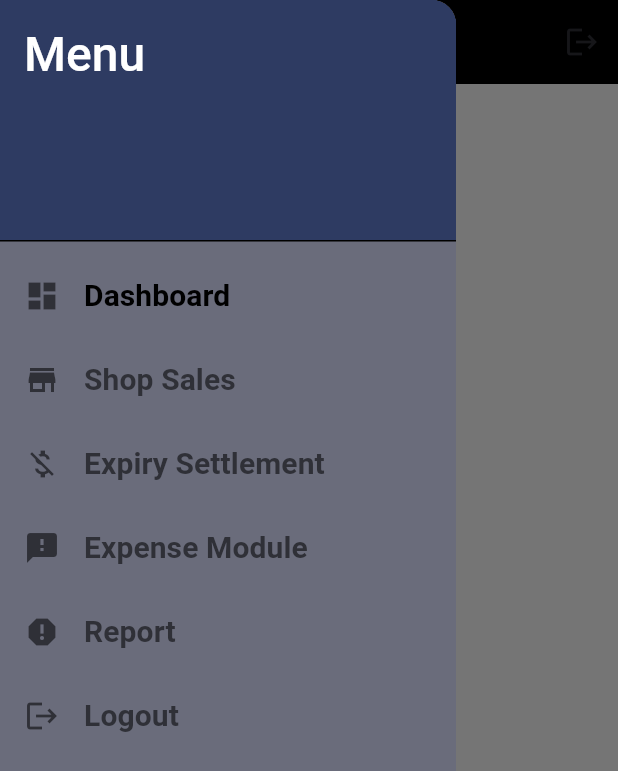
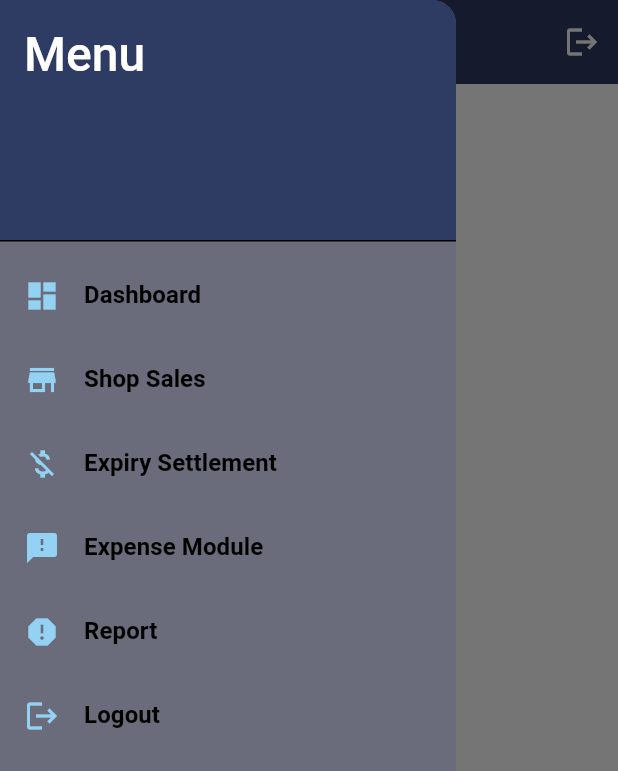
Before and after one commit to ganeshnitalikar/Om-Enterprise-, a Flutter app: the DriverDashboard screen opened by its route, with the side drawer open, on a phone screen of 412 x 824 dp. Shown: the top 771 px of the screen. Run offline on Flutter 3.47's test engine with Material 3 defaults, Android fonts, the light colour scheme and no system bars; our stand-ins replace dio, get, google_fonts, image_picker, shared_preferences; accounts and stored records are empty.

Commit message:
Code Merged

```diff
--- a/lib/Controllers/Driver/driver_dashboard_controller.dart
+++ b/lib/Controllers/Driver/driver_dashboard_controller.dart
@@ -20,6 +20,10 @@ class DriverDashboardController extends GetxController {
   void onInit() {
     if (sharedPrefs.getEmpId() != 0) {
       fetchDriverDetails(sharedPrefs.getEmpId());
+      print("Driver ID: ${sharedPrefs.getEmpId()}");
+      print("Assign Id : $assignId");
+      print(assignId.value);
+      print("Assign Id : ${sharedPrefs.getAssignId()}");
     }
     super.onInit();
   }
--- a/lib/Controllers/Driver/driver_expense_controller.dart
+++ b/lib/Controllers/Driver/driver_expense_controller.dart
@@ -13,12 +13,14 @@ class DriverExpenseController extends GetxController {
     int createdBy = sharedPrefs.getEmpId();
     print('assignVehicleId: $assignVehicleId');
     print('createdBy: $createdBy');
+
     var requestBody = {
       "assignVehicleId": {"id": assignVehicleId},
       "expenseAmount": amount.value,
       "reason": details.value,
       "createdBy": createdBy
     };
+    print(requestBody);
     try {
       var response = await http.post(
         Uri.parse(
--- a/lib/Controllers/Driver/shop_sales_controller.dart
+++ b/lib/Controllers/Driver/shop_sales_controller.dart
@@ -243,7 +243,7 @@ class ShopSalesController extends GetxController {
     try {
       final response = await http.post(
         Uri.parse(
-            'http://139.59.7.147:7071/driverOperations/saveDriverExpenseAmount'),
+            'http://139.59.7.147:7071/driverOperations/saveShopSaleByDriver'),
         headers: {
           'accept': '*/*',
           'Content-Type': 'application/json',
--- a/lib/Screens/Driver/driver_dashboard_screen.dart
+++ b/lib/Screens/Driver/driver_dashboard_screen.dart
@@ -1,6 +1,7 @@
 import 'package:flutter/material.dart';
 import 'package:get/get.dart';
 import 'package:om/Controllers/Driver/driver_dashboard_controller.dart';
+import 'package:om/Services/api_service.dart';
 import 'package:om/Services/shared_preferences_service.dart';
 
 class DriverDashboard extends StatelessWidget {
@@ -15,40 +16,49 @@ class DriverDashboard extends StatelessWidget {
     return Scaffold(
       backgroundColor: Get.theme.colorScheme.background,
       appBar: AppBar(
-        backgroundColor: Get.theme.colorScheme.onBackground,
+        backgroundColor: Get.theme.colorScheme.primary,
         title: const Text(
-          "Dashboard",
+          "Driver Dashboard",
           style: TextStyle(
-            fontSize: 22,
+            fontSize: 24,
             fontWeight: FontWeight.bold,
+            color: Colors.white,
           ),
         ),
         actions: [
           IconButton(
-            icon: const Icon(Icons.logout),
+            icon: const Icon(Icons.logout, color: Colors.white),
             onPressed: () {
               Get.dialog(Dialog(
+                shape: RoundedRectangleBorder(
+                    borderRadius: BorderRadius.circular(10)),
                 child: Container(
                   padding: const EdgeInsets.all(16),
                   child: Column(
                     mainAxisSize: MainAxisSize.min,
                     children: [
-                      const Text("Are you sure you want to logout?"),
+                      const Text("Are you sure you want to logout?",
+                          style: TextStyle(fontSize: 18)),
                       const SizedBox(height: 16),
                       Row(
                         mainAxisAlignment: MainAxisAlignment.spaceEvenly,
                         children: [
                           ElevatedButton(
                             onPressed: () {
-                              sharedPrefs.clearPreferences();
-                              Get.offAllNamed('/');
+                              APIService().logout();
                             },
+                            style: ElevatedButton.styleFrom(
+                              backgroundColor: Colors.redAccent,
+                            ),
                             child: const Text("Yes"),
                           ),
                           ElevatedButton(
                             onPressed: () {
                               Get.back();
                             },
+                            style: ElevatedButton.styleFrom(
+                              backgroundColor: Colors.blueGrey,
+                            ),
                             child: const Text("No"),
                           ),
                         ],
@@ -61,7 +71,61 @@ class DriverDashboard extends StatelessWidget {
           ),
         ],
       ),
-      drawer: Drawer(
+      drawer: _buildDrawer(),
+      body: Obx(() {
+        if (controller.isLoading.value) {
+          return const Center(child: CircularProgressIndicator());
+        }
+        return Padding(
+          padding: const EdgeInsets.all(16.0),
+          child: Column(
+            crossAxisAlignment: CrossAxisAlignment.start,
+            children: [
+              Center(
+                child: Column(
+                  mainAxisAlignment: MainAxisAlignment.center,
+                  crossAxisAlignment: CrossAxisAlignment.center,
+                  children: [
+                    Row(
+                      mainAxisAlignment: MainAxisAlignment.center,
+                      children: [
+                        const Text("Welcome, ", style: TextStyle(fontSize: 20)),
+                        Text(controller.name.value,
+                            style: const TextStyle(
+                                fontSize: 20, fontWeight: FontWeight.bold)),
+                      ],
+                    ),
+                    Row(
+                      mainAxisAlignment: MainAxisAlignment.center,
+                      children: [
+                        const Text(
+                          "Route Name: ",
+                          style: TextStyle(fontSize: 20),
+                        ),
+                        Flexible(
+                          child: Text(
+                            controller.routeName.value,
+                            style: const TextStyle(
+                                fontSize: 20, fontWeight: FontWeight.bold),
+                            overflow: TextOverflow.ellipsis,
+                          ),
+                        ),
+                      ],
+                    ),
+                  ],
+                ),
+              ),
+              const SizedBox(height: 20),
+              _buildDashboardCards(),
+            ],
+          ),
+        );
+      }),
+    );
+  }
+
+  Widget _buildDrawer() {
+    return Drawer(
       child: ListView(
         padding: EdgeInsets.zero,
         children: <Widget>[
@@ -71,18 +135,16 @@ class DriverDashboard extends StatelessWidget {
             ),
             child: Text('Menu',
                 style: Get.theme.textTheme.headlineLarge!
-                      .copyWith(color: Get.theme.colorScheme.onPrimary)),
+                    .copyWith(color: Colors.white)),
           ),
-            ListTile(
-              leading: const Icon(Icons.dashboard),
-              title: Text('Dashboard',
-                  style: Get.theme.textTheme.bodyLarge!
-                      .copyWith(color: Get.theme.colorScheme.tertiary)),
+          _buildDrawerItem(
+            icon: Icons.dashboard,
+            text: 'Dashboard',
             onTap: () {},
           ),
-            ListTile(
-              leading: const Icon(Icons.store),
-              title: const Text('Shop Sales'),
+          _buildDrawerItem(
+            icon: Icons.store,
+            text: 'Shop Sales',
             onTap: () {
               if (controller.assignId.value != 0 &&
                   controller.routeId.value != 0) {
@@ -92,51 +154,60 @@ class DriverDashboard extends StatelessWidget {
               }
             },
           ),
-            ListTile(
-              leading: const Icon(Icons.money_off),
-              title: const Text('Expiry Settlement'),
+          _buildDrawerItem(
+            icon: Icons.money_off,
+            text: 'Expiry Settlement',
             onTap: () {},
           ),
-            ListTile(
-              leading: const Icon(Icons.sms_failed),
-              title: const Text('Expense Module'),
+          _buildDrawerItem(
+            icon: Icons.sms_failed,
+            text: 'Expense Module',
             onTap: () {
               Get.toNamed('/driverExpense');
             },
           ),
-            ListTile(
-              leading: const Icon(Icons.report),
-              title: const Text('Report'),
+          _buildDrawerItem(
+            icon: Icons.report,
+            text: 'Report',
             onTap: () {
               Get.toNamed('/driverReport');
             },
           ),
-            ListTile(
-              leading: const Icon(Icons.logout),
-              title: const Text('Logout'),
+          _buildDrawerItem(
+            icon: Icons.logout,
+            text: 'Logout',
             onTap: () {
               Get.dialog(Dialog(
+                shape: RoundedRectangleBorder(
+                    borderRadius: BorderRadius.circular(10)),
                 child: Container(
                   padding: const EdgeInsets.all(16),
                   child: Column(
                     mainAxisSize: MainAxisSize.min,
                     children: [
-                        const Text("Are you sure you want to logout?"),
+                      const Text("Are you sure you want to logout?",
+                          style: TextStyle(fontSize: 18)),
                       const SizedBox(height: 16),
                       Row(
                         mainAxisAlignment: MainAxisAlignment.spaceEvenly,
                         children: [
                           ElevatedButton(
                             onPressed: () {
-                                sharedPrefs.clearPreferences();
-                                Get.offAllNamed('/');
+                              APIService().logout();
+                              print(sharedPrefs.getAssignId());
                             },
+                            style: ElevatedButton.styleFrom(
+                              backgroundColor: Colors.redAccent,
+                            ),
                             child: const Text("Yes"),
                           ),
                           ElevatedButton(
                             onPressed: () {
                               Get.back();
                             },
+                            style: ElevatedButton.styleFrom(
+                              backgroundColor: Colors.blueGrey,
+                            ),
                             child: const Text("No"),
                           ),
                         ],
@@ -149,51 +220,29 @@ class DriverDashboard extends StatelessWidget {
           ),
         ],
       ),
-      ),
-      body: Obx(() {
-        if (controller.isLoading.value) {
-          return const Center(child: CircularProgressIndicator());
+    );
   }
 
-        return Padding(
-          padding: const EdgeInsets.all(16.0),
-          child: Column(
-            crossAxisAlignment: CrossAxisAlignment.start,
-            children: [
-              Center(
-                child: Column(
-                  mainAxisAlignment: MainAxisAlignment.center,
-                  crossAxisAlignment: CrossAxisAlignment.end,
-                  children: [
-                    Row(
-                      mainAxisAlignment: MainAxisAlignment.end,
-                      children: [
-                        const Text("Welcome,", style: TextStyle(fontSize: 22)),
-                        Text(sharedPrefs.getEmployeeName(),
-                            style: const TextStyle(
-                                fontSize: 22, fontWeight: FontWeight.bold)),
-                      ],
-                    ),
-                    Row(
-                      mainAxisAlignment: MainAxisAlignment.end,
-                      children: [
-                        const Text(
-                          "Route Name: ",
-                          style: TextStyle(fontSize: 22),
-                          overflow: TextOverflow.ellipsis,
-                        ),
-                        Text(
-                          softWrap: true,
-                          controller.routeName.value,
-                          style: const TextStyle(
-                              fontSize: 22, fontWeight: FontWeight.bold),
-                          overflow: TextOverflow.ellipsis,
-                        ),
-                      ],
-                    ),
-                  ],
+  Widget _buildDrawerItem(
+      {required IconData icon,
+      required String text,
+      required GestureTapCallback onTap}) {
+    return ListTile(
+      leading: Icon(icon, color: Get.theme.colorScheme.secondary),
+      title: Text(
+        text,
+        style: TextStyle(
+          fontSize: 16,
+          color: Get.theme.colorScheme.onBackground,
         ),
       ),
+      onTap: onTap,
+    );
+  }
+
+  Widget _buildDashboardCards() {
+    return Column(
+      children: [
         Row(
           mainAxisSize: MainAxisSize.max,
           mainAxisAlignment: MainAxisAlignment.spaceBetween,
@@ -201,8 +250,7 @@ class DriverDashboard extends StatelessWidget {
             DashboardCard(
                 title: 'Total Sale', value: controller.totalSale.value),
             DashboardCard(
-                      title: "Total Material",
-                      value: controller.totalMaterial.value),
+                title: "Total Material", value: controller.totalMaterial.value),
           ],
         ),
         Row(
@@ -210,8 +258,7 @@ class DriverDashboard extends StatelessWidget {
           mainAxisAlignment: MainAxisAlignment.spaceBetween,
           children: [
             DashboardCard(
-                      title: 'Total Expense',
-                      value: controller.totalExpense.value),
+                title: 'Total Expense', value: controller.totalExpense.value),
             DashboardCard(
                 title: 'Current In Vehicle',
                 value: controller.currentInVehicle.value),
@@ -222,14 +269,10 @@ class DriverDashboard extends StatelessWidget {
           mainAxisAlignment: MainAxisAlignment.spaceBetween,
           children: [
             DashboardCard(
-                      title: 'Total Discount',
-                      value: controller.totalDiscount.value),
+                title: 'Total Discount', value: controller.totalDiscount.value),
           ],
         ),
       ],
-          ),
-        );
-      }),
     );
   }
 }
@@ -243,32 +286,34 @@ class DashboardCard extends StatelessWidget {
   @override
   Widget build(BuildContext context) {
     return Card(
-      elevation: 4,
+      elevation: 5,
+      shape: RoundedRectangleBorder(borderRadius: BorderRadius.circular(12)),
       margin: const EdgeInsets.symmetric(vertical: 10),
       child: Container(
         padding: const EdgeInsets.all(16),
-        height: MediaQuery.of(context).size.height / 7,
-        width: MediaQuery.of(context).size.width / 2 - 32,
+        height: MediaQuery.of(context).size.height / 6,
+        width: MediaQuery.of(context).size.width / 2.3,
         decoration: BoxDecoration(
-          borderRadius: BorderRadius.circular(10),
-          color: Colors.blue[400],
+          borderRadius: BorderRadius.circular(12),
+          color: Colors.blue[300],
         ),
         child: Column(
           crossAxisAlignment: CrossAxisAlignment.start,
           children: [
-            Text(title, style: const TextStyle(fontSize: 18)),
+            Text(title,
+                style: const TextStyle(
+                    fontSize: 18,
+                    fontWeight: FontWeight.w600,
+                    color: Colors.white)),
             const SizedBox(height: 10),
             Text('$value',
-                style:
-                    const TextStyle(fontSize: 18, fontWeight: FontWeight.bold)),
+                style: const TextStyle(
+                    fontSize: 20,
+                    fontWeight: FontWeight.bold,
+                    color: Colors.white)),
           ],
         ),
       ),
-      // child: ListTile(
-      //   title: Text(title, style: const TextStyle(fontSize: 18)),
-      //   trailing: Text('$value',
-      //       style: const TextStyle(fontSize: 18, fontWeight: FontWeight.bold)),
-      // ),
     );
   }
 }
```
Also changed, not shown: lib/Api Service/Admin/report_service.dart (+9 -5 lines), lib/Screens/Driver/driver_expense_screen.dart (+47 -21 lines), lib/Screens/Driver/login_screen.dart (+23 -9 lines), lib/Screens/Driver/shop_sales_screen.dart (+60 -29 lines). Lines whose indentation alone changed are shown as unchanged.
